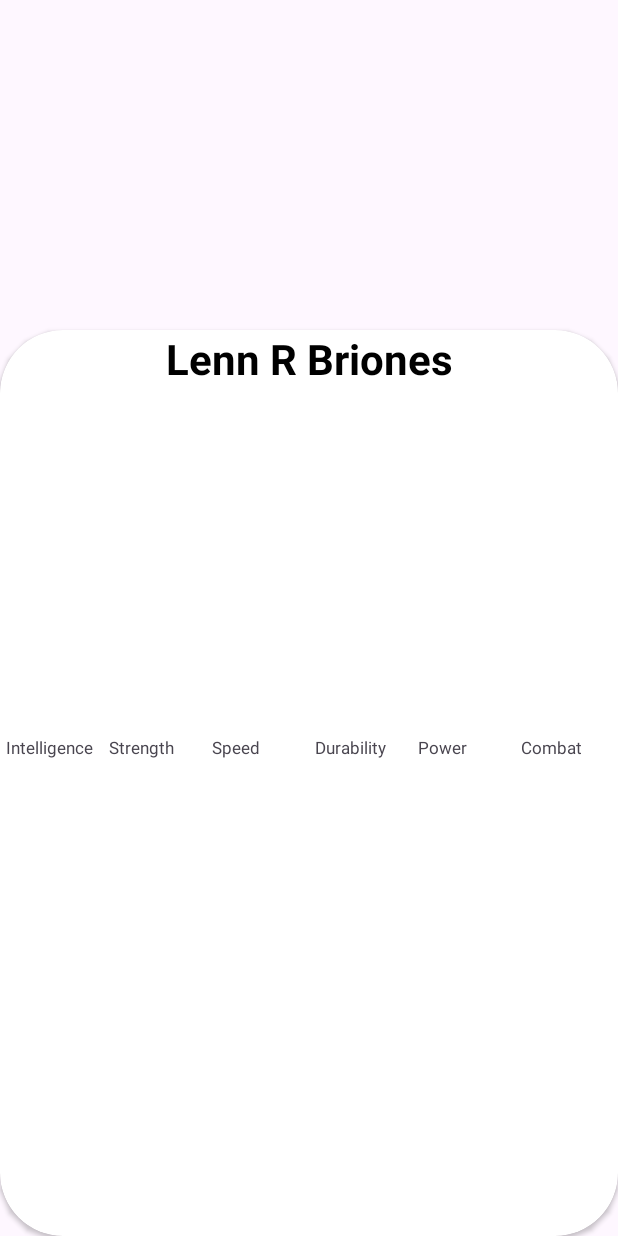
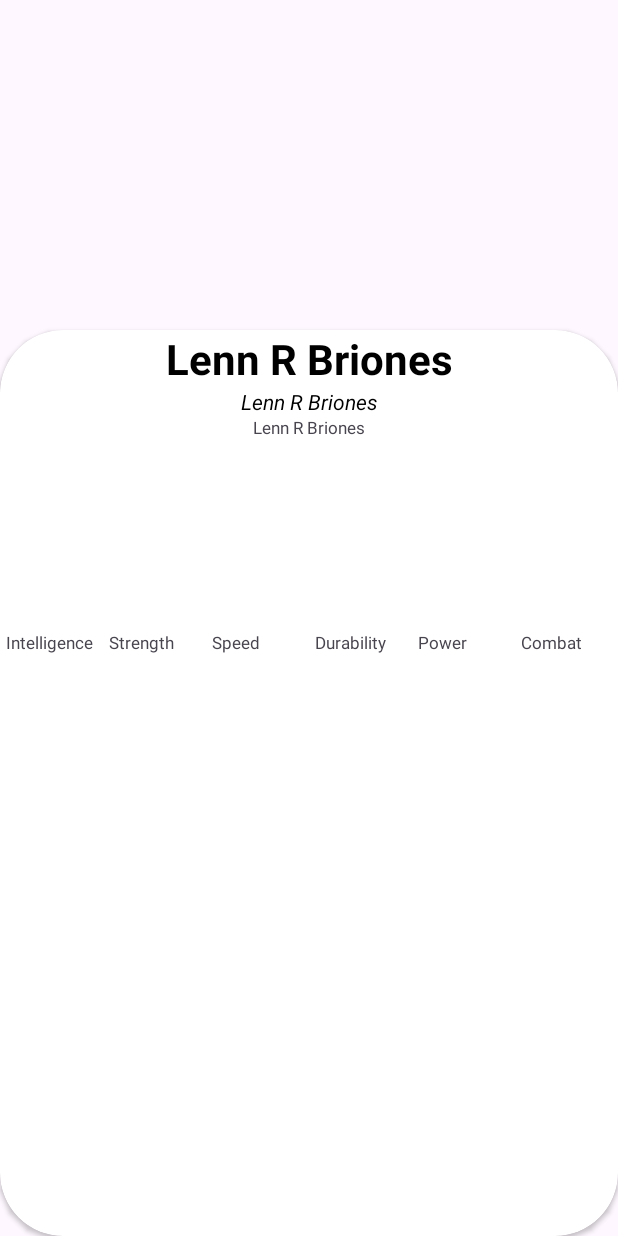
Before and after one commit to LennyRBriones/hero_list_app, an Android app: the layout activity_detail_superhero.xml on its own in the app's theme, with its tools: preview values and no code run, on a phone screen of 412 x 824 dp. Run offline under Robolectric (Android 15) with nearby library versions, the phone set to English and light mode, and no system bars; network calls fail.

Commit message:
add 2 gets from api, redesign detail view

```diff
--- a/app/src/main/res/layout/activity_detail_superhero.xml
+++ b/app/src/main/res/layout/activity_detail_superhero.xml
@@ -41,6 +41,23 @@
             tools:text="Lenn R Briones"
             android:textStyle="bold"
             android:textColor="@color/black"/>
+
+        <TextView
+            android:id="@+id/tvsuperherorealname"
+            android:layout_width="match_parent"
+            android:layout_height="wrap_content"
+            android:gravity="center_horizontal"
+            tools:text="Lenn R Briones"
+            android:textStyle="italic"
+            android:textColor="@color/black"/>
+
+        <TextView
+            android:id="@+id/tvPublisher"
+            android:layout_width="match_parent"
+            android:layout_height="wrap_content"
+            android:gravity="center"
+            tools:text="Lenn R Briones"
+            android:textSize="11dp"/>
 
         <LinearLayout
             android:layout_width="match_parent"
@@ -101,8 +118,8 @@
 
         <LinearLayout
             android:layout_width="match_parent"
-            android:layout_height="100dp"
-            android:layout_marginTop="24dp"
+            android:layout_height="wrap_content"
+            android:layout_marginTop="4dp"
             android:orientation="horizontal"
             android:gravity="bottom">
 
@@ -112,7 +129,9 @@
                 android:layout_width="0dp"
                 android:layout_height="wrap_content"
                 android:layout_marginHorizontal="4dp"
-                android:layout_weight="1"/>
+                android:layout_weight="1"
+                android:singleLine="true"
+                android:maxLines="1"/>
 
             <TextView
                 android:text="@string/strength"
@@ -120,7 +139,9 @@
                 android:layout_width="0dp"
                 android:layout_height="wrap_content"
                 android:layout_marginHorizontal="4dp"
-                android:layout_weight="1"/>
+                android:layout_weight="1"
+                android:singleLine="true"
+                android:maxLines="1"/>
 
             <TextView
                 android:text="@string/speed"
@@ -128,7 +149,9 @@
                 android:layout_width="0dp"
                 android:layout_height="wrap_content"
                 android:layout_marginHorizontal="4dp"
-                android:layout_weight="1"/>
+                android:layout_weight="1"
+                android:singleLine="true"
+                android:maxLines="1"/>
 
             <TextView
                 android:text="@string/durability"
@@ -136,7 +159,9 @@
                 android:layout_width="0dp"
                 android:layout_height="wrap_content"
                 android:layout_marginHorizontal="4dp"
-                android:layout_weight="1"/>
+                android:layout_weight="1"
+                android:singleLine="true"
+                android:maxLines="1"/>
 
             <TextView
                 android:text="@string/power"
@@ -144,7 +169,9 @@
                 android:layout_width="0dp"
                 android:layout_height="wrap_content"
                 android:layout_marginHorizontal="4dp"
-                android:layout_weight="1"/>
+                android:layout_weight="1"
+                android:singleLine="true"
+                android:maxLines="1"/>
 
             <TextView
                 android:text="@string/combat"
@@ -152,7 +179,9 @@
                 android:layout_width="0dp"
                 android:layout_height="wrap_content"
                 android:layout_marginHorizontal="4dp"
-                android:layout_weight="1"/>
+                android:layout_weight="1"
+                android:singleLine="true"
+                android:maxLines="1"/>
 
         </LinearLayout>
 
```
Also changed, not shown: app/src/main/java/com/example/herolistapp/DetailSuperheroActivity.kt (+16 -8 lines), app/src/main/java/com/example/herolistapp/SuperHeroDetailResponse.kt (+9 -2 lines).
